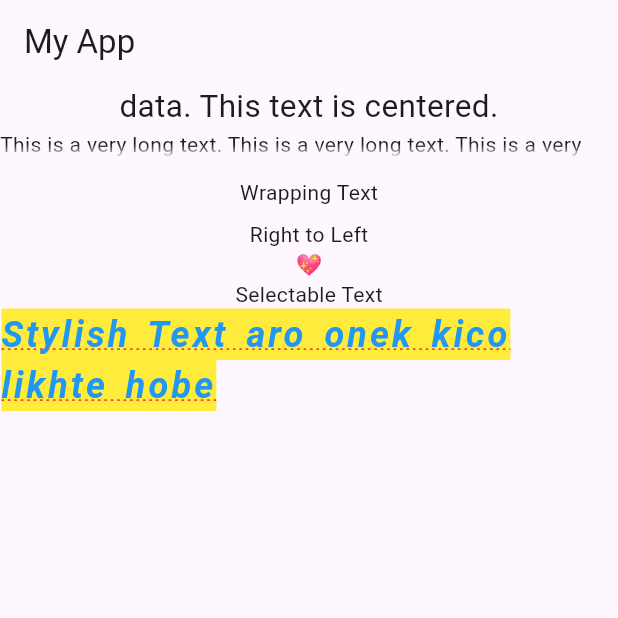
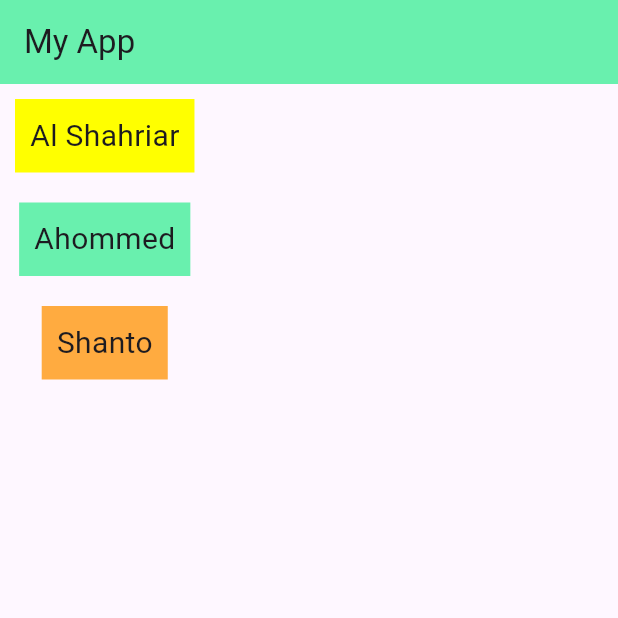
Before and after one commit to ShantoGUB567/Flutter, a Flutter app: the screen it shows after launch, on a phone screen of 412 x 824 dp, the top half of it. Run offline on Flutter 3.47's test engine with Material 3 defaults, Android fonts, the phone set to English and light mode, and no system bars; our stand-ins replace cached_network_image, google_fonts, image_picker, shimmer, speech_to_text; accounts and stored records are empty.

Commit message:
update main file

```diff
--- a/new_app_5/lib/main.dart
+++ b/new_app_5/lib/main.dart
@@ -19,56 +19,109 @@ class HomeActivity extends StatelessWidget{
   @override
   Widget build(BuildContext context) {
       return Scaffold(
-            appBar: AppBar(title: Text("My App"),),
-            body: Column(
+            appBar: AppBar(
+              title: Text("My App"),
+              backgroundColor: Colors.greenAccent,
+            ),
+            body:
+            // Column(
+            //   children: [
+            //     Text(
+            //       "data. This text is centered.",
+            //       textAlign: TextAlign.center,
+            //       textScaleFactor: 1.5,
+            //     ),
+            //     Text(
+            //       'This is a very long text. This is a very long text. This is a very long text. This is a very long text. This is a very long text. This is a very long text.',
+            //       maxLines: 1,
+            //       overflow: TextOverflow.fade,
+            //
+            //     ),
+            //     Text(
+            //       'Wrapping Text',
+            //       softWrap: false,
+            //       strutStyle: StrutStyle(
+            //         fontSize: 20,
+            //         height: 2,),
+            //     ),
+            //     Text(
+            //       'Right to Left',
+            //       textDirection: TextDirection.ltr,
+            //     ),
+            //     Text(
+            //       '💖',
+            //       semanticsLabel: 'Heart Emoji',
+            //     ),
+            //     Text(
+            //       'Selectable Text',
+            //       selectionColor: Colors.pink,
+            //     ),
+            //     Text(
+            //       'Stylish Text aro onek kico likhte hobe',
+            //       style: TextStyle(
+            //         color: Colors.blue,
+            //         fontSize: 24,
+            //         fontWeight: FontWeight.bold,
+            //         fontStyle: FontStyle.italic,
+            //         letterSpacing: 2.0,
+            //         wordSpacing: 4.0,
+            //         backgroundColor: Colors.yellow,
+            //         decoration: TextDecoration.underline,
+            //         decorationColor: Colors.red,
+            //         decorationStyle: TextDecorationStyle.dotted,
+            //       ),
+            //     ),
+            //   ],
+            // ),
+            Column(
               children: [
-                Text(
-                  "data. This text is centered.",
-                  textAlign: TextAlign.center,
-                  textScaleFactor: 1.5,
+                // Container(
+                //   height: 50,
+                //   width: 100,
+                //   alignment: Alignment.center,
+                //   // color: Colors.redAccent,
+                //   margin: EdgeInsets.all(10),
+                //   padding: EdgeInsets.symmetric(vertical: 10, horizontal: 20),
+                //   decoration: BoxDecoration(
+                //     color: Colors.blueGrey,
+                //     border: Border.all(color: Colors.green, width: 3),
+                //     borderRadius: BorderRadius.circular(10),
+                //     gradient: RadialGradient(colors: [Colors.cyan, Colors.green]),
+                //   ),
+                //   child: Text("Shanto",),
+                // ),
+                Container(child: Text(
+                  "Al Shahriar",
+                  style: TextStyle(fontSize: 20),
                 ),
-                Text(
-                  'This is a very long text. This is a very long text. This is a very long text. This is a very long text. This is a very long text. This is a very long text.',
-                  maxLines: 1,
-                  overflow: TextOverflow.fade,
-
+                  padding: EdgeInsets.all(10),
+                  margin: EdgeInsets.all(10),
+                  color: Colors.yellowAccent,
                 ),
-                Text(
-                  'Wrapping Text',
-                  softWrap: false,
-                  strutStyle: StrutStyle(
-                    fontSize: 20,
-                    height: 2,),
+                Container(child: Text(
+                  "Ahommed",
+                  style: TextStyle(fontSize: 20),
                 ),
-                Text(
-                  'Right to Left',
-                  textDirection: TextDirection.ltr,
+                  padding: EdgeInsets.all(10),
+                  margin: EdgeInsets.all(10),
+                  color: Colors.greenAccent,
                 ),
-                Text(
-                  '💖',
-                  semanticsLabel: 'Heart Emoji',
+                Container(child: Text(
+                  "Shanto",
+                  style: TextStyle(fontSize: 20),
                 ),
-                Text(
-                  'Selectable Text',
-                  selectionColor: Colors.pink,
-                ),
-                Text(
-                  'Stylish Text aro onek kico likhte hobe',
-                  style: TextStyle(
-                    color: Colors.blue,
-                    fontSize: 24,
-                    fontWeight: FontWeight.bold,
-                    fontStyle: FontStyle.italic,
-                    letterSpacing: 2.0,
-                    wordSpacing: 4.0,
-                    backgroundColor: Colors.yellow,
-                    decoration: TextDecoration.underline,
-                    decorationColor: Colors.red,
-                    decorationStyle: TextDecorationStyle.dotted,
-                  ),
+                  padding: EdgeInsets.all(10),
+                  margin: EdgeInsets.all(10),
+                  color: Colors.orangeAccent,
                 ),
               ],
-            ),
+
+              // crossAxisAlignment: CrossAxisAlignment.stretch,
+              // verticalDirection: VerticalDirection.up,
+              // mainAxisAlignment: MainAxisAlignment.spaceEvenly,
+              mainAxisSize: MainAxisSize.max,
+            )
+
           );
     }
   }
```
